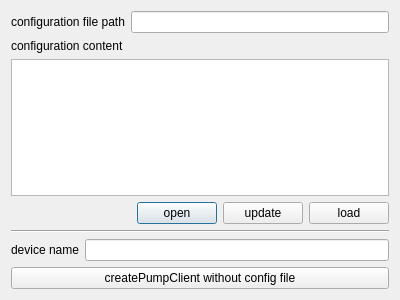
Before: the Qt Designer form start_pump_client.ui in jackey-qiu/PSD_controller, drawn with Qt 5.
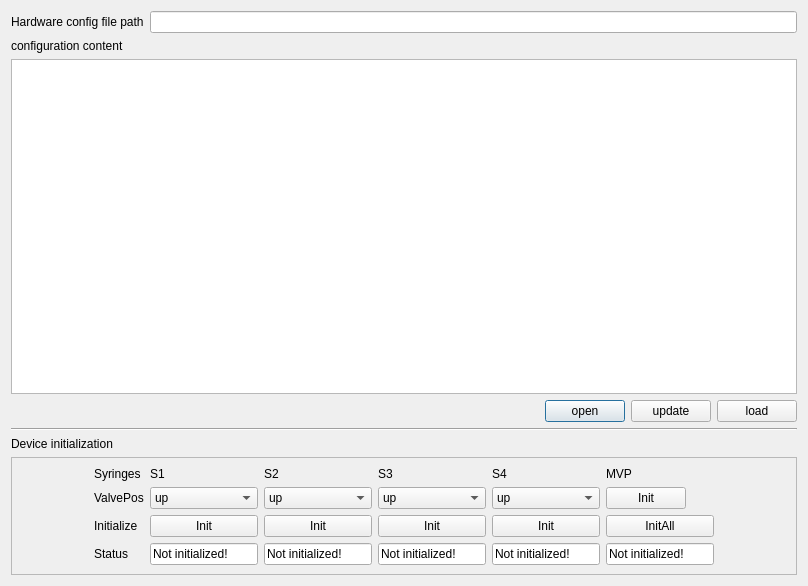
After: the same form once the commit is applied.

Commit message: add initialization widgets

```diff
--- a/start_pump_client.ui
+++ b/start_pump_client.ui
@@ -6,8 +6,8 @@
    <rect>
     <x>0</x>
     <y>0</y>
-    <width>400</width>
-    <height>300</height>
+    <width>808</width>
+    <height>586</height>
    </rect>
   </property>
   <property name="windowTitle">
@@ -19,7 +19,7 @@
      <item>
       <widget class="QLabel" name="label">
        <property name="text">
-        <string>configuration file path</string>
+        <string>Hardware config file path</string>
        </property>
       </widget>
      </item>
@@ -84,24 +84,308 @@
     </widget>
    </item>
    <item>
-    <layout class="QHBoxLayout" name="horizontalLayout">
-     <item>
-      <widget class="QLabel" name="label_3">
-       <property name="text">
-        <string>device name</string>
-       </property>
-      </widget>
-     </item>
-     <item>
-      <widget class="QLineEdit" name="lineEdit_device_name"/>
-     </item>
-    </layout>
+    <widget class="QLabel" name="label_10">
+     <property name="text">
+      <string>Device initialization</string>
+     </property>
+    </widget>
    </item>
    <item>
-    <widget class="QPushButton" name="pushButton_load_without_config">
-     <property name="text">
-      <string>createPumpClient without config file</string>
+    <widget class="QFrame" name="frame">
+     <property name="frameShape">
+      <enum>QFrame::StyledPanel</enum>
      </property>
+     <property name="frameShadow">
+      <enum>QFrame::Raised</enum>
+     </property>
+     <layout class="QHBoxLayout" name="horizontalLayout">
+      <item>
+       <layout class="QGridLayout" name="gridLayout">
+        <item row="0" column="3">
+         <widget class="QLabel" name="label_5">
+          <property name="sizePolicy">
+           <sizepolicy hsizetype="Fixed" vsizetype="Fixed">
+            <horstretch>0</horstretch>
+            <verstretch>0</verstretch>
+           </sizepolicy>
+          </property>
+          <property name="text">
+           <string>S3</string>
+          </property>
+         </widget>
+        </item>
+        <item row="0" column="1">
+         <widget class="QLabel" name="label_3">
+          <property name="sizePolicy">
+           <sizepolicy hsizetype="Fixed" vsizetype="Fixed">
+            <horstretch>0</horstretch>
+            <verstretch>0</verstretch>
+           </sizepolicy>
+          </property>
+          <property name="text">
+           <string>S1</string>
+          </property>
+         </widget>
+        </item>
+        <item row="2" column="5">
+         <widget class="QPushButton" name="pushButton_init_all">
+          <property name="text">
+           <string>InitAll</string>
+          </property>
+         </widget>
+        </item>
+        <item row="2" column="1">
+         <widget class="QPushButton" name="pushButton_init_s1">
+          <property name="text">
+           <string>Init</string>
+          </property>
+         </widget>
+        </item>
+        <item row="0" column="4">
+         <widget class="QLabel" name="label_6">
+          <property name="sizePolicy">
+           <sizepolicy hsizetype="Fixed" vsizetype="Fixed">
+            <horstretch>0</horstretch>
+            <verstretch>0</verstretch>
+           </sizepolicy>
+          </property>
+          <property name="text">
+           <string>S4</string>
+          </property>
+         </widget>
+        </item>
+        <item row="2" column="0">
+         <widget class="QLabel" name="label_9">
+          <property name="text">
+           <string>Initialize</string>
+          </property>
+         </widget>
+        </item>
+        <item row="2" column="4">
+         <widget class="QPushButton" name="pushButton_init_s4">
+          <property name="text">
+           <string>Init</string>
+          </property>
+         </widget>
+        </item>
+        <item row="2" column="3">
+         <widget class="QPushButton" name="pushButton_init_s3">
+          <property name="text">
+           <string>Init</string>
+          </property>
+         </widget>
+        </item>
+        <item row="1" column="2">
+         <widget class="QComboBox" name="comboBox_val_s2">
+          <item>
+           <property name="text">
+            <string>up</string>
+           </property>
+          </item>
+          <item>
+           <property name="text">
+            <string>left</string>
+           </property>
+          </item>
+          <item>
+           <property name="text">
+            <string>right</string>
+           </property>
+          </item>
+         </widget>
+        </item>
+        <item row="1" column="5">
+         <widget class="QPushButton" name="pushButton_init_mvp">
+          <property name="sizePolicy">
+           <sizepolicy hsizetype="Fixed" vsizetype="Fixed">
+            <horstretch>0</horstretch>
+            <verstretch>0</verstretch>
+           </sizepolicy>
+          </property>
+          <property name="text">
+           <string>Init</string>
+          </property>
+         </widget>
+        </item>
+        <item row="2" column="2">
+         <widget class="QPushButton" name="pushButton_init_s2">
+          <property name="text">
+           <string>Init</string>
+          </property>
+         </widget>
+        </item>
+        <item row="0" column="5">
+         <widget class="QLabel" name="label_11">
+          <property name="text">
+           <string>MVP</string>
+          </property>
+         </widget>
+        </item>
+        <item row="1" column="4">
+         <widget class="QComboBox" name="comboBox_val_s4">
+          <item>
+           <property name="text">
+            <string>up</string>
+           </property>
+          </item>
+          <item>
+           <property name="text">
+            <string>left</string>
+           </property>
+          </item>
+          <item>
+           <property name="text">
+            <string>right</string>
+           </property>
+          </item>
+         </widget>
+        </item>
+        <item row="0" column="2">
+         <widget class="QLabel" name="label_4">
+          <property name="sizePolicy">
+           <sizepolicy hsizetype="Fixed" vsizetype="Fixed">
+            <horstretch>0</horstretch>
+            <verstretch>0</verstretch>
+           </sizepolicy>
+          </property>
+          <property name="text">
+           <string>S2</string>
+          </property>
+         </widget>
+        </item>
+        <item row="1" column="3">
+         <widget class="QComboBox" name="comboBox_val_s3">
+          <item>
+           <property name="text">
+            <string>up</string>
+           </property>
+          </item>
+          <item>
+           <property name="text">
+            <string>left</string>
+           </property>
+          </item>
+          <item>
+           <property name="text">
+            <string>right</string>
+           </property>
+          </item>
+         </widget>
+        </item>
+        <item row="1" column="1">
+         <widget class="QComboBox" name="comboBox_val_s1">
+          <item>
+           <property name="text">
+            <string>up</string>
+           </property>
+          </item>
+          <item>
+           <property name="text">
+            <string>left</string>
+           </property>
+          </item>
+          <item>
+           <property name="text">
+            <string>right</string>
+           </property>
+          </item>
+         </widget>
+        </item>
+        <item row="1" column="0">
+         <widget class="QLabel" name="label_8">
+          <property name="text">
+           <string>ValvePos</string>
+          </property>
+         </widget>
+        </item>
+        <item row="0" column="0">
+         <widget class="QLabel" name="label_7">
+          <property name="sizePolicy">
+           <sizepolicy hsizetype="Fixed" vsizetype="Fixed">
+            <horstretch>0</horstretch>
+            <verstretch>0</verstretch>
+           </sizepolicy>
+          </property>
+          <property name="text">
+           <string>Syringes</string>
+          </property>
+         </widget>
+        </item>
+        <item row="3" column="0">
+         <widget class="QLabel" name="label_12">
+          <property name="text">
+           <string>Status</string>
+          </property>
+         </widget>
+        </item>
+        <item row="3" column="1">
+         <widget class="QLineEdit" name="lineEdit_status_s1">
+          <property name="sizePolicy">
+           <sizepolicy hsizetype="Fixed" vsizetype="Fixed">
+            <horstretch>0</horstretch>
+            <verstretch>0</verstretch>
+           </sizepolicy>
+          </property>
+          <property name="text">
+           <string>Not initialized!</string>
+          </property>
+         </widget>
+        </item>
+        <item row="3" column="2">
+         <widget class="QLineEdit" name="lineEdit_status_s2">
+          <property name="sizePolicy">
+           <sizepolicy hsizetype="Fixed" vsizetype="Fixed">
+            <horstretch>0</horstretch>
+            <verstretch>0</verstretch>
+           </sizepolicy>
+          </property>
+          <property name="text">
+           <string>Not initialized!</string>
+          </property>
+         </widget>
+        </item>
+        <item row="3" column="3">
+         <widget class="QLineEdit" name="lineEdit_status_s3">
+          <property name="sizePolicy">
+           <sizepolicy hsizetype="Fixed" vsizetype="Fixed">
+            <horstretch>0</horstretch>
+            <verstretch>0</verstretch>
+           </sizepolicy>
+          </property>
+          <property name="text">
+           <string>Not initialized!</string>
+          </property>
+         </widget>
+        </item>
+        <item row="3" column="4">
+         <widget class="QLineEdit" name="lineEdit_status_s4">
+          <property name="sizePolicy">
+           <sizepolicy hsizetype="Fixed" vsizetype="Fixed">
+            <horstretch>0</horstretch>
+            <verstretch>0</verstretch>
+           </sizepolicy>
+          </property>
+          <property name="text">
+           <string>Not initialized!</string>
+          </property>
+         </widget>
+        </item>
+        <item row="3" column="5">
+         <widget class="QLineEdit" name="lineEdit_status_mvp">
+          <property name="sizePolicy">
+           <sizepolicy hsizetype="Fixed" vsizetype="Fixed">
+            <horstretch>0</horstretch>
+            <verstretch>0</verstretch>
+           </sizepolicy>
+          </property>
+          <property name="text">
+           <string>Not initialized!</string>
+          </property>
+         </widget>
+        </item>
+       </layout>
+      </item>
+     </layout>
     </widget>
    </item>
   </layout>
```
The commit also changes 1 other file.
